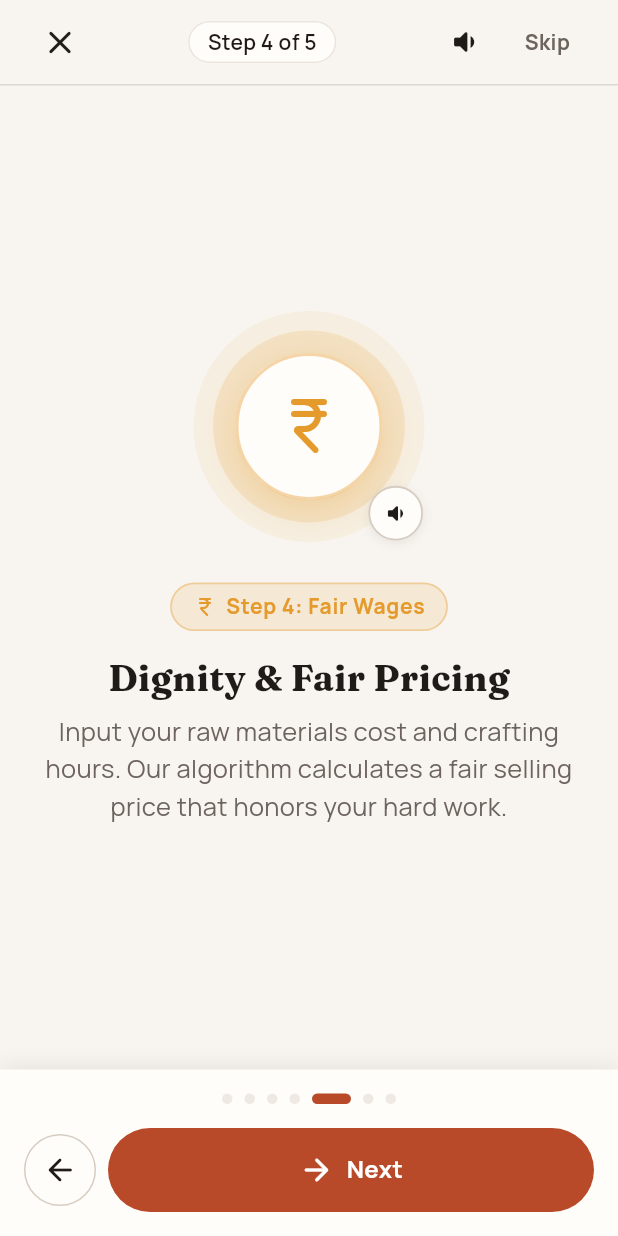
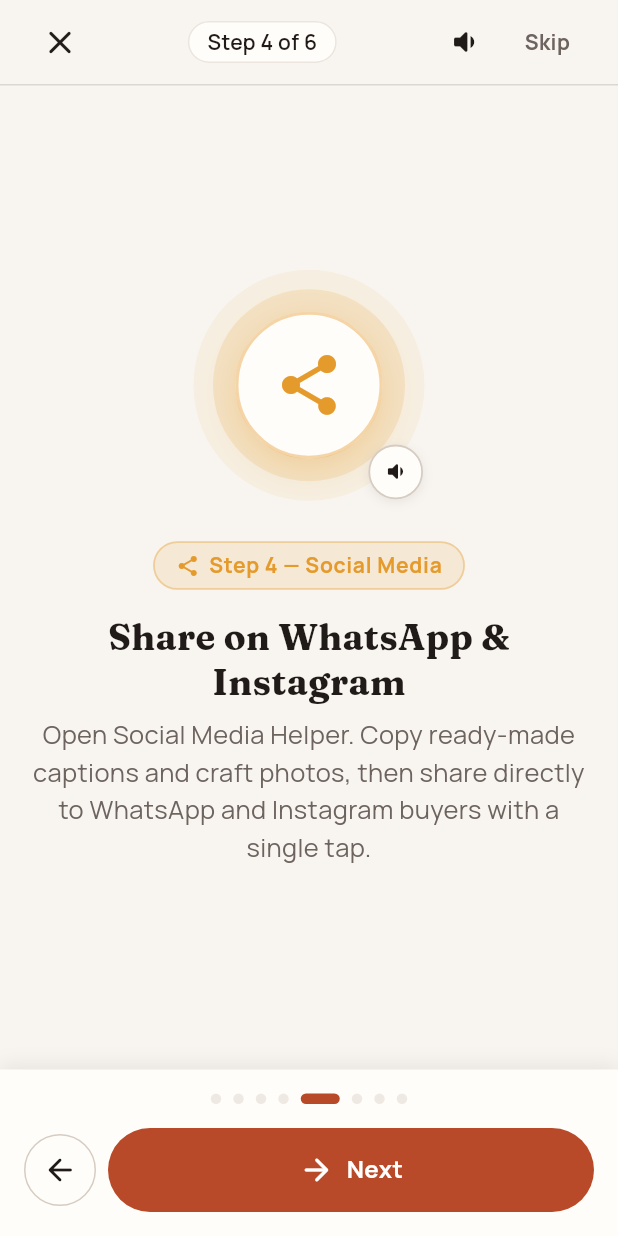
Before and after one commit to kan9667/kalasetu, a Flutter app: the TutorialCarouselScreen screen opened by its route, swiped to page 5, on a phone screen of 412 x 824 dp. Run offline on Flutter 3.47's test engine with Material 3 defaults, Android fonts, the phone set to English and light mode, and no system bars; our stand-ins replace cached_network_image, connectivity_plus, dio, drift, easy_localization, flutter_riverpod and 9 more; missing offline and left inert: record, workmanager; accounts and stored records are empty; generated files the repository leaves out were written again; network calls fail.

Commit message:
feat(tutorial): revamp to 8 how-to-use slides, add Social/KalaMitra/Orders slides, crisp TTS narration, restore Catalogue Add button

```diff
--- a/frontend/assets/translations/en.json
+++ b/frontend/assets/translations/en.json
@@ -271,6 +271,7 @@
   "conversion_rate_label": "{rate}% conversion",
   "sales_trend_title": "Recent Revenue Trajectory",
   "how_to_list_btn": "How to List Guide",
+  "add_product_btn": "Add Craft",
   "tutorial_guide_menu": "How to List Tutorial",
   "start_listing_btn": "Start Listing Now",
   "listen_narration": "Listen",
@@ -281,32 +282,43 @@
   "skip": "Skip",
   "step_counter": "Step {current} of {total}",
   "ready_to_list": "Ready",
-  "slide1_badge": "5-Step Guide",
-  "slide1_title": "List Your Craft in 5 Simple Steps",
-  "slide1_desc": "KalaSetu makes it effortless to bring your handmade art to buyers across India and the globe. No computer skills needed!",
-  "slide1_tip": "You can speak in your mother tongue anytime. KalaSetu is built for artisans first.",
-  "slide2_badge": "Step 1: Photography",
-  "slide2_title": "Photograph Your Creation",
-  "slide2_desc": "Capture your craft in bright, natural morning sunlight. Place it on a clean, solid sheet or floor mat so details shine.",
-  "slide2_tip": "Add 2 to 3 different angles (front, back, and close-up) to build deep trust with online buyers.",
-  "slide3_badge": "Step 2: Voice Story",
-  "slide3_title": "Tell Your Craft Heritage",
-  "slide3_desc": "Simply tap the microphone and speak naturally. Describe the tradition, natural materials, and hours poured into crafting it.",
-  "slide3_tip": "Talk in Hindi, Tamil, Bengali, or English. KalaSetu's AI listens and writes beautifully for you.",
-  "slide4_badge": "Step 3: Smart AI",
-  "slide4_title": "Instant AI Cataloging",
-  "slide4_desc": "Our AI automatically cleans your photo lighting, suggests engaging titles, craft stories, categories, and marketplace tags.",
-  "slide4_tip": "You always have 100% control. You can review and edit any title, story, or tag before publishing.",
-  "slide5_badge": "Step 4: Fair Wages",
-  "slide5_title": "Dignity & Fair Pricing",
-  "slide5_desc": "Input your raw materials cost and crafting hours. Our algorithm calculates a fair selling price that honors your hard work.",
-  "slide5_tip": "Never undersell your craft again. KalaSetu suggests optimal pricing bands based on live market demand.",
-  "slide6_badge": "Step 5: Offline Sync",
-  "slide6_title": "Works Without Internet",
-  "slide6_desc": "Slow or no village network? No problem at all! Save your drafts offline and KalaSetu will automatically sync when connected.",
-  "slide6_tip": "Your progress is automatically saved. You will never lose an unfinished listing draft.",
-  "slide7_badge": "You're All Set!",
-  "slide7_title": "Ready to Showcase Your Art",
-  "slide7_desc": "Join master artisans turning heritage craft traditions into sustainable, fair livelihoods with KalaSetu.",
-  "slide7_tip": "Ready to create your first listing? Tap below to open the studio camera and get started!"
+  "slide1_badge": "Overview",
+  "slide1_title": "Your Complete Artisan Toolkit",
+  "slide1_desc": "Create listings, market on WhatsApp, track buyer orders, and ask your AI assistant — all from one app.",
+  "slide1_tts": "Welcome to KalaSetu. List, promote, and sell your crafts in just a few simple steps.",
+
+  "slide2_badge": "Step 1 — Photo",
+  "slide2_title": "Take Photos in Natural Daylight",
+  "slide2_desc": "Tap the camera. Place your craft on a clean surface in morning daylight. Add 2 to 3 angles so every detail is visible.",
+  "slide2_tts": "Tap the camera. Take bright photos in sunlight with two or three angles.",
+
+  "slide3_badge": "Step 2 — Voice",
+  "slide3_title": "Hold the Mic & Tell Your Story",
+  "slide3_desc": "Press the microphone and speak naturally in your mother tongue. Mention the materials, time taken, and the craft tradition.",
+  "slide3_tts": "Press the microphone. Speak in your language about your craft and materials.",
+
+  "slide4_badge": "Step 3 — Review",
+  "slide4_title": "Review AI Suggestions & Set Fair Price",
+  "slide4_desc": "Check the AI-enhanced photo and auto-generated title. Set a fair wage price that covers materials, labor, and guarantees your profit.",
+  "slide4_tts": "Review your photo and title. Choose a fair price that honors your hard work.",
+
+  "slide5_badge": "Step 4 — Social Media",
+  "slide5_title": "Share on WhatsApp & Instagram",
+  "slide5_desc": "Open Social Media Helper. Copy ready-made captions and craft photos, then share directly to WhatsApp and Instagram buyers with a single tap.",
+  "slide5_tts": "Use Social Media Helper to share your craft on WhatsApp and Instagram with one tap.",
+
+  "slide6_badge": "Step 5 — KalaMitra AI",
+  "slide6_title": "Ask KalaMitra Anything",
+  "slide6_desc": "Tap the gold KalaMitra floating button anytime. Speak to ask for pricing advice, Pehchan ID guidance, or check order status — in your language.",
+  "slide6_tts": "Tap the gold KalaMitra button anytime to ask questions by voice in your language.",
+
+  "slide7_badge": "Step 6 — Orders",
+  "slide7_title": "Track Orders & See Fair Wage Earnings",
+  "slide7_desc": "Open My Orders to mark items as packed and shipped. Check Analytics to see how much more you earned compared to middleman rates.",
+  "slide7_tts": "Check My Orders to pack and ship crafts, and view your fair wage earnings in Analytics.",
+
+  "slide8_badge": "You're Ready!",
+  "slide8_title": "You Are Ready to Sell",
+  "slide8_desc": "Tap Start Listing Now to open the studio camera and list your very first craft on KalaSetu.",
+  "slide8_tts": "You are ready! Tap Start Listing Now to photograph your craft and go live."
 }
--- a/frontend/lib/features/tutorial/models/tutorial_slide_model.dart
+++ b/frontend/lib/features/tutorial/models/tutorial_slide_model.dart
@@ -2,11 +2,11 @@
 import '../../../core/theme/app_colors.dart';
 
 class TutorialSlideModel {
-  final int stepIndex; // 0 for intro, 1..5 for steps, 6 for ready/outro
+  final int stepIndex; // 0 for intro, 1..6 for steps, 7 for ready/outro
   final String badgeKey;
   final String titleKey;
   final String descKey;
-  final String tipKey;
+  final String ttsKey; // short crisp narration text key
   final IconData icon;
   final Color accentColor;
   final List<String> highlights;
@@ -16,116 +16,138 @@
     required this.badgeKey,
     required this.titleKey,
     required this.descKey,
-    required this.tipKey,
+    required this.ttsKey,
     required this.icon,
     required this.accentColor,
     required this.highlights,
   });
 
   bool get isIntro => stepIndex == 0;
-  bool get isOutro => stepIndex == 6;
-  bool get isStep => stepIndex >= 1 && stepIndex <= 5;
+  bool get isOutro => stepIndex == 7;
+  bool get isStep => stepIndex >= 1 && stepIndex <= 6;
 }
 
 class TutorialSlidesData {
   static const List<TutorialSlideModel> slides = [
+    // ── Slide 1: Overview ────────────────────────────────────────────────
     TutorialSlideModel(
       stepIndex: 0,
       badgeKey: 'slide1_badge',
       titleKey: 'slide1_title',
       descKey: 'slide1_desc',
-      tipKey: 'slide1_tip',
+      ttsKey: 'slide1_tts',
       icon: Icons.storefront_rounded,
       accentColor: AppColors.terracotta,
       highlights: [
-        'AI Studio Photography',
-        'Voice Storytelling',
-        'Fair Market Pricing',
-        'Works 100% Offline',
+        'List Crafts',
+        'Market on WhatsApp',
+        'AI Assistant',
+        'Track Orders',
       ],
     ),
+    // ── Slide 2: Step 1 — Photography ───────────────────────────────────
     TutorialSlideModel(
       stepIndex: 1,
       badgeKey: 'slide2_badge',
       titleKey: 'slide2_title',
       descKey: 'slide2_desc',
-      tipKey: 'slide2_tip',
+      ttsKey: 'slide2_tts',
       icon: Icons.camera_alt_rounded,
       accentColor: AppColors.mustard,
       highlights: [
-        'Natural Daylight',
-        'Plain Background',
-        'Add 2-3 Angles',
+        'Morning Daylight',
+        'Clean Background',
+        '2–3 Angles',
       ],
     ),
+    // ── Slide 3: Step 2 — Voice Story ───────────────────────────────────
     TutorialSlideModel(
       stepIndex: 2,
       badgeKey: 'slide3_badge',
       titleKey: 'slide3_title',
       descKey: 'slide3_desc',
-      tipKey: 'slide3_tip',
+      ttsKey: 'slide3_tts',
       icon: Icons.mic_rounded,
       accentColor: AppColors.terracottaDark,
       highlights: [
-        'Tap to Record',
-        'Mother Tongue Support',
+        'Hindi, Tamil, Bengali',
+        'Say Materials Used',
         'Share Craft Legacy',
       ],
     ),
+    // ── Slide 4: Step 3 — AI Review & Fair Price ────────────────────────
     TutorialSlideModel(
       stepIndex: 3,
       badgeKey: 'slide4_badge',
       titleKey: 'slide4_title',
       descKey: 'slide4_desc',
-      tipKey: 'slide4_tip',
+      ttsKey: 'slide4_tts',
       icon: Icons.auto_fix_high_rounded,
       accentColor: AppColors.forestGreen,
       highlights: [
-        'Lighting Enhancement',
+        'AI-Enhanced Photo',
         'Auto Craft Story',
-        'Smart Tags & Category',
+        'Dignity Fair Price',
       ],
     ),
+    // ── Slide 5: Step 4 — Social Media Helper (NEW) ─────────────────────
     TutorialSlideModel(
       stepIndex: 4,
       badgeKey: 'slide5_badge',
       titleKey: 'slide5_title',
       descKey: 'slide5_desc',
-      tipKey: 'slide5_tip',
-      icon: Icons.currency_rupee_rounded,
+      ttsKey: 'slide5_tts',
+      icon: Icons.share_rounded,
       accentColor: AppColors.mustard,
       highlights: [
-        'Material Cost + Labor',
-        'Recommended Price Band',
-        'Guaranteed Profit Margin',
+        'WhatsApp & Instagram',
+        'Ready-Made Captions',
+        '1-Tap Copy & Share',
       ],
     ),
+    // ── Slide 6: Step 5 — KalaMitra AI Assistant (NEW) ──────────────────
     TutorialSlideModel(
       stepIndex: 5,
       badgeKey: 'slide6_badge',
       titleKey: 'slide6_title',
       descKey: 'slide6_desc',
-      tipKey: 'slide6_tip',
-      icon: Icons.cloud_sync_rounded,
-      accentColor: AppColors.forestGreen,
+      ttsKey: 'slide6_tts',
+      icon: Icons.record_voice_over_rounded,
+      accentColor: AppColors.gold,
       highlights: [
-        'Zero Data Worry',
-        'Drafts Kept Safe',
-        'Auto Cloud Sync',
+        'Ask in Your Language',
+        'Pricing Advice',
+        'Pehchan ID Help',
       ],
     ),
+    // ── Slide 7: Step 6 — Orders & Analytics (NEW) ──────────────────────
     TutorialSlideModel(
       stepIndex: 6,
       badgeKey: 'slide7_badge',
       titleKey: 'slide7_title',
       descKey: 'slide7_desc',
-      tipKey: 'slide7_tip',
+      ttsKey: 'slide7_tts',
+      icon: Icons.bar_chart_rounded,
+      accentColor: AppColors.forestGreen,
+      highlights: [
+        'Pack & Ship Orders',
+        'Fair Wage Earnings',
+        'Sales Analytics',
+      ],
+    ),
+    // ── Slide 8: Ready / Outro ───────────────────────────────────────────
+    TutorialSlideModel(
+      stepIndex: 7,
+      badgeKey: 'slide8_badge',
+      titleKey: 'slide8_title',
+      descKey: 'slide8_desc',
+      ttsKey: 'slide8_tts',
       icon: Icons.celebration_rounded,
       accentColor: AppColors.terracotta,
       highlights: [
-        'Direct Buyer Linkage',
-        'Verified Artisan Profile',
-        'Zero Middleman Fees',
+        'Open Studio Camera',
+        'List Your First Craft',
+        'Start Earning Today',
       ],
     ),
   ];
--- a/frontend/lib/features/tutorial/screens/tutorial_carousel_screen.dart
+++ b/frontend/lib/features/tutorial/screens/tutorial_carousel_screen.dart
@@ -54,10 +54,8 @@
       _ttsService.stop();
     } else {
       final currentSlide = _slides[_currentPage];
-      final title = currentSlide.titleKey.tr();
-      final desc = currentSlide.descKey.tr();
-      final fullSpeech = '$title. $desc';
-      _ttsService.speak(fullSpeech, languageCode: context.locale.languageCode);
+      final ttsText = currentSlide.ttsKey.tr();
+      _ttsService.speak(ttsText, languageCode: context.locale.languageCode);
     }
   }
 
@@ -143,7 +141,7 @@
                                   : 'step_counter'.tr(
                                       namedArgs: {
                                         'current': '${currentSlide.stepIndex}',
-                                        'total': '5',
+                                        'total': '6',
                                       },
                                     ),
                           style: AppTextStyles.labelMedium.copyWith(
```
Also changed, not shown: frontend/assets/translations/hi.json (+40 -28 lines), frontend/lib/features/catalogue/screens/catalogue_screen.dart (+45 -2 lines), 1 other file.
